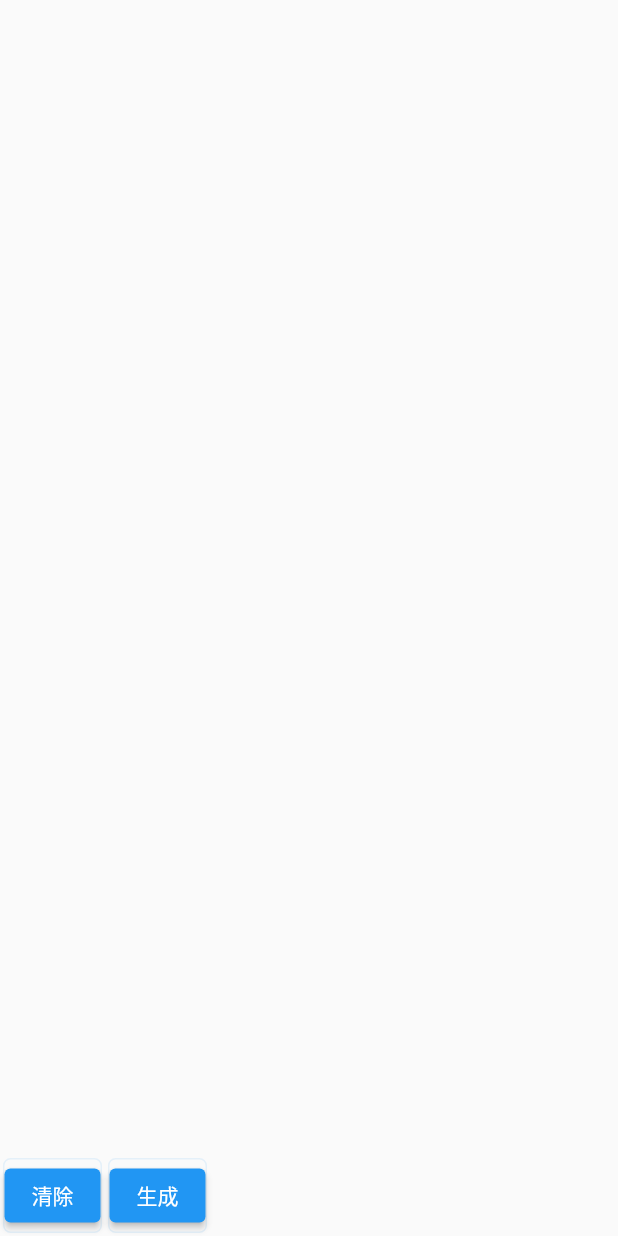
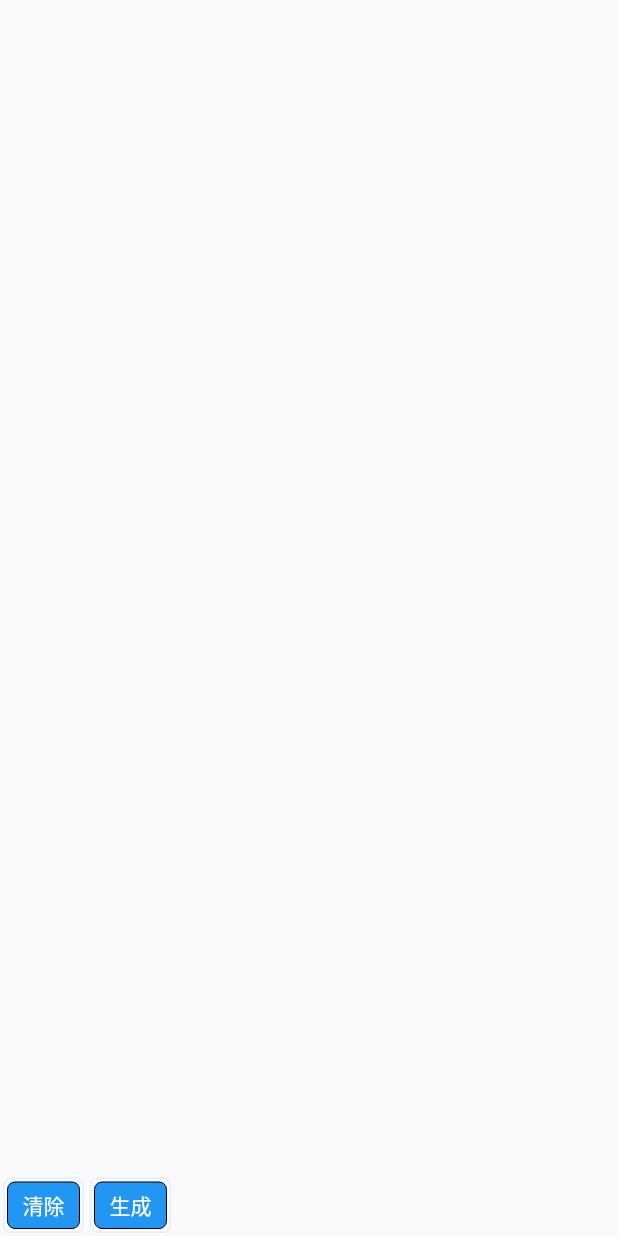
Before and after one commit to uiiang/iptv_checker_flutter, a Flutter app: the HandleView widget shown alone on an empty page, opened directly, on a phone screen of 412 x 824 dp. Run offline on Flutter 3.47's test engine with Material 2 defaults, Android fonts, the phone set to English and light mode, and no system bars; our stand-ins replace dio, get, logger, simple_animations; missing offline and left inert: file_saver, flustars, m3u_nullsafe.

Commit message:
解决遥控器按钮问题

```diff
--- a/lib/app/modules/countries/views/handle_view.dart
+++ b/lib/app/modules/countries/views/handle_view.dart
@@ -37,37 +37,31 @@ class HandleView extends StatelessWidget {
         },
       );
     });
+
     Row btnPanel = Row(
       children: [
         //清除
         DPadDetector(
-            child: Obx(
-          () => ElevatedButton(
-            onPressed: controller.handleing.value
-                ? null
-                : () {
-                    controller.clearSelect();
-                    controller.saveData();
-                  },
-            child: const Text("清除"),
-          ),
-        )),
+          onTap: () {
+            print('clear');
+            controller.clearSelect();
+          },
+          child: buildHandleBtn("清除"),
+        ),
         //生成
         DPadDetector(
-          child: Obx(
-            () => ElevatedButton(
-                onPressed: controller.handleing.value
-                    ? null
-                    : () {
-                        print('generator');
-                        controller.saveData();
-                        controller.genM3u8();
-                      },
-                child: Text(controller.handleing.value ? '生成中' : '生成')),
+          onTap: () {
+            print('generator 2');
+            // controller.saveData();
+            // controller.genM3u8();
+          },
+          child: buildHandleBtn(
+            controller.handleing.value ? '生成中' : '生成',
           ),
         ),
       ],
     );
+
     return Column(
       children: [
         Expanded(
--- a/lib/app/modules/countries/views/widget_kit.dart
+++ b/lib/app/modules/countries/views/widget_kit.dart
@@ -1,5 +1,22 @@
 import 'package:flutter/material.dart';
 import 'package:iptv_checker_flutter/app/modules/countries/countries_model.dart';
+
+Container buildHandleBtn(String title) {
+  return Container(
+    margin: const EdgeInsets.all(2),
+    padding: const EdgeInsets.only(left: 10, top: 5, right: 10, bottom: 5),
+    alignment: Alignment.center,
+    decoration: BoxDecoration(
+      color: Colors.blue.shade500,
+      borderRadius: BorderRadius.circular(5),
+      border: Border.all(color: Colors.black, width: 0),
+    ),
+    child: Text(
+      title,
+      style: const TextStyle(color: Colors.white),
+    ),
+  );
+}
 
 Row getCountryItemRow(Data item) {
   return Row(
--- a/lib/utils/m3u8_helper.dart
+++ b/lib/utils/m3u8_helper.dart
@@ -2,9 +2,8 @@ import 'dart:convert';
 import 'dart:typed_data';
 
 import 'package:file_saver/file_saver.dart';
+import 'package:iptv_checker_flutter/utils/api_service.dart';
 import 'package:m3u_nullsafe/m3u_nullsafe.dart';
-
-import 'package:iptv_checker_flutter/utils/api_service.dart';
 
 Future<String> saveM3u8File(content, filename, ext) async {
   List<int> textBytes = utf8.encode(content);
--- a/lib/utils/widget/dpad_detector.dart
+++ b/lib/utils/widget/dpad_detector.dart
@@ -75,7 +75,7 @@ class _DPadDetectorState extends State<DPadDetector> {
         if (event.runtimeType != RawKeyUpEvent) {
           return;
         }
-        if (event.physicalKey == LogicalKeyboardKey.enter ||
+        if (//event.physicalKey == LogicalKeyboardKey.enter ||
             event.logicalKey == LogicalKeyboardKey.enter ||
             event.logicalKey == LogicalKeyboardKey.select) {
           widget.onTap?.call();
```
Also changed, not shown: 2 other files.
